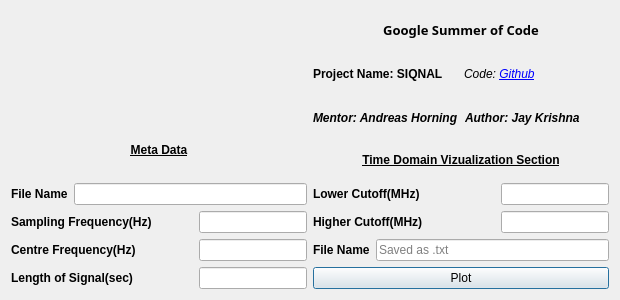
Above: qt/bandpassscreen.ui from aerospaceresearch/SiqNAL before the change. Below: the same form after it.
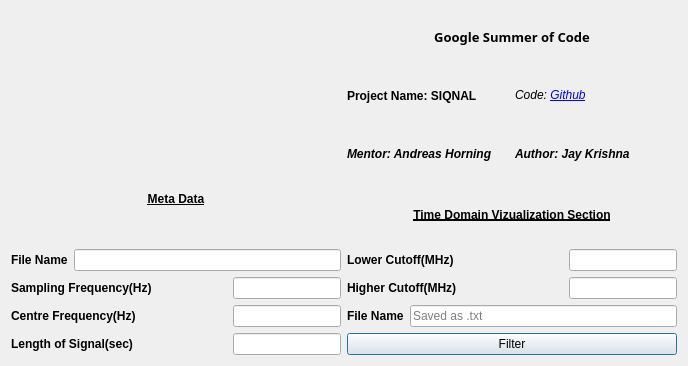
That is the form after the change.

Commit message: Added till bandpass filter

```diff
--- a/qt/bandpassscreen.ui
+++ b/qt/bandpassscreen.ui
@@ -6,8 +6,8 @@
    <rect>
     <x>0</x>
     <y>0</y>
-    <width>620</width>
-    <height>300</height>
+    <width>688</width>
+    <height>366</height>
    </rect>
   </property>
   <property name="windowTitle">
@@ -366,7 +366,7 @@
          <item>
           <widget class="QPushButton" name="ActionButton">
            <property name="text">
-            <string>Plot</string>
+            <string>Filter</string>
            </property>
           </widget>
          </item>
```
